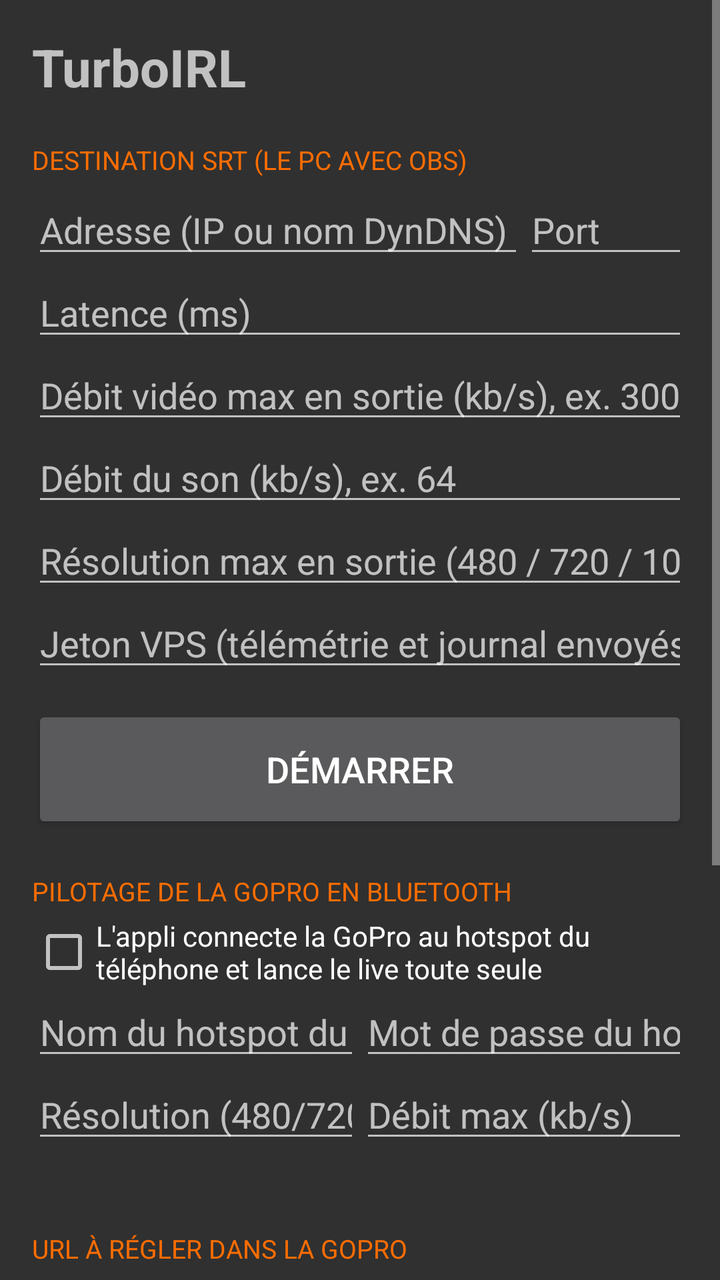
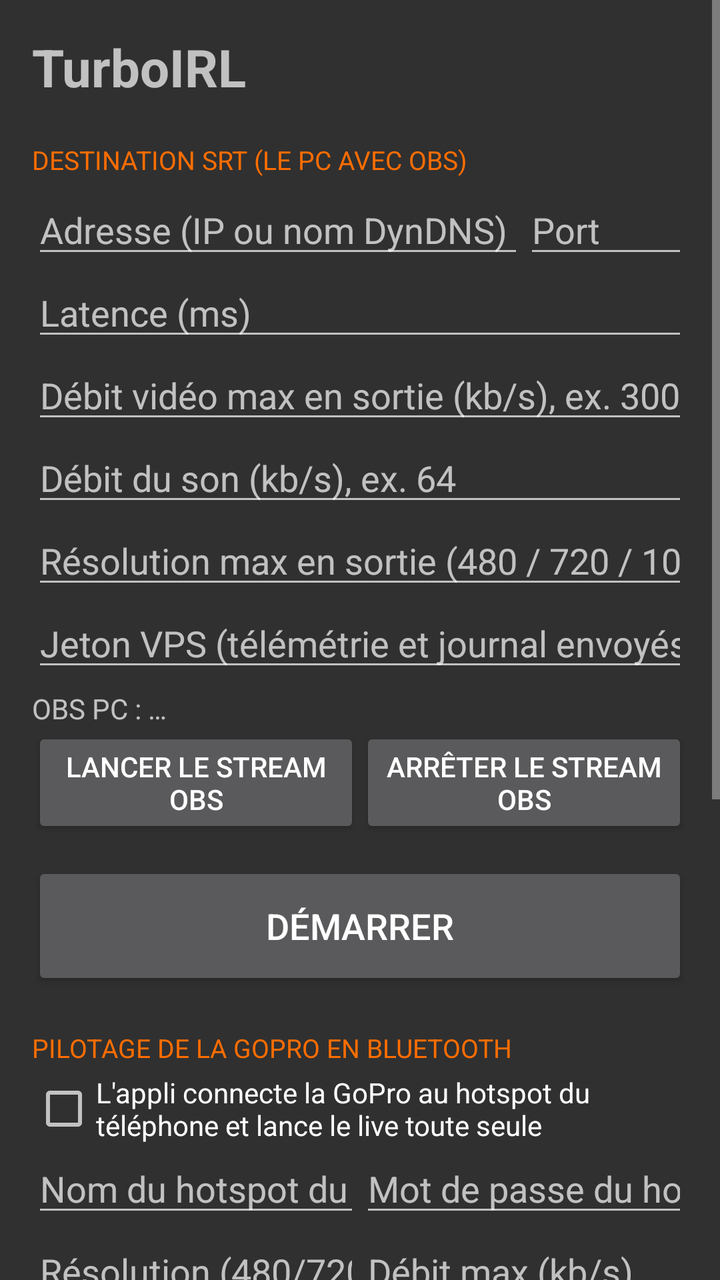

An Android layout rendered at two revisions. The XML below is the earlier revision; the diff shows what the commit changed to produce the second picture.
<!-- AndroidManifest.xml: application theme AppTheme -->
<!-- res/layout/activity_main.xml -->
<?xml version="1.0" encoding="utf-8"?>
<ScrollView xmlns:android="http://schemas.android.com/apk/res/android"
    android:layout_width="match_parent"
    android:layout_height="match_parent"
    android:fitsSystemWindows="true">

    <LinearLayout
        android:layout_width="match_parent"
        android:layout_height="wrap_content"
        android:orientation="vertical"
        android:padding="16dp">

        <TextView
            android:layout_width="wrap_content"
            android:layout_height="wrap_content"
            android:text="TurboIRL"
            android:textSize="26sp"
            android:textStyle="bold" />

        <TextView
            style="@style/SectionTitle"
            android:text="Destination SRT (le PC avec OBS)" />

        <LinearLayout
            android:layout_width="match_parent"
            android:layout_height="wrap_content"
            android:orientation="horizontal">

            <EditText
                android:id="@+id/srtHost"
                android:layout_width="0dp"
                android:layout_height="wrap_content"
                android:layout_weight="3"
                android:hint="Adresse (IP ou nom DynDNS)"
                android:importantForAutofill="no"
                android:inputType="textUri"
                android:singleLine="true" />

            <EditText
                android:id="@+id/srtPort"
                android:layout_width="0dp"
                android:layout_height="wrap_content"
                android:layout_weight="1"
                android:hint="Port"
                android:importantForAutofill="no"
                android:inputType="number"
                android:singleLine="true" />
        </LinearLayout>

        <LinearLayout
            android:layout_width="match_parent"
            android:layout_height="wrap_content"
            android:orientation="horizontal">

            <EditText
                android:id="@+id/srtLatency"
                android:layout_width="0dp"
                android:layout_height="wrap_content"
                android:layout_weight="1"
                android:hint="Latence (ms)"
                android:importantForAutofill="no"
                android:inputType="number"
                android:singleLine="true" />

        </LinearLayout>

        <EditText
            android:id="@+id/outMaxKbps"
            android:layout_width="match_parent"
            android:layout_height="wrap_content"
            android:hint="Débit vidéo max en sortie (kb/s), ex. 3000"
            android:importantForAutofill="no"
            android:inputType="number"
            android:singleLine="true" />

        <EditText
            android:id="@+id/audioKbps"
            android:layout_width="match_parent"
            android:layout_height="wrap_content"
            android:hint="Débit du son (kb/s), ex. 64"
            android:importantForAutofill="no"
            android:inputType="number"
            android:singleLine="true" />

        <EditText
            android:id="@+id/outMaxHeight"
            android:layout_width="match_parent"
            android:layout_height="wrap_content"
            android:hint="Résolution max en sortie (480 / 720 / 1080)"
            android:importantForAutofill="no"
            android:inputType="number"
            android:singleLine="true" />

        <EditText
            android:id="@+id/vpsToken"
            android:layout_width="match_parent"
            android:layout_height="wrap_content"
            android:hint="Jeton VPS (télémétrie et journal envoyés automatiquement)"
            android:importantForAutofill="no"
            android:inputType="textVisiblePassword|textNoSuggestions"
            android:singleLine="true" />

        <Button
            android:id="@+id/toggle"
            android:layout_width="match_parent"
            android:layout_height="64dp"
            android:layout_marginTop="12dp"
            android:text="Démarrer"
            android:textSize="18sp" />

        <TextView
            style="@style/SectionTitle"
            android:text="Pilotage de la GoPro en Bluetooth" />

        <CheckBox
            android:id="@+id/goproEnabled"
            android:layout_width="match_parent"
            android:layout_height="wrap_content"
            android:text="L'appli connecte la GoPro au hotspot du téléphone et lance le live toute seule" />

        <LinearLayout
            android:layout_width="match_parent"
            android:layout_height="wrap_content"
            android:orientation="horizontal">

            <EditText
                android:id="@+id/goproSsid"
                android:layout_width="0dp"
                android:layout_height="wrap_content"
                android:layout_weight="1"
                android:hint="Nom du hotspot du téléphone (SSID)"
                android:importantForAutofill="no"
                android:inputType="textNoSuggestions"
                android:singleLine="true" />

            <EditText
                android:id="@+id/goproPassword"
                android:layout_width="0dp"
                android:layout_height="wrap_content"
                android:layout_weight="1"
                android:hint="Mot de passe du hotspot"
                android:importantForAutofill="no"
                android:inputType="textVisiblePassword"
                android:singleLine="true" />
        </LinearLayout>

        <LinearLayout
            android:layout_width="match_parent"
            android:layout_height="wrap_content"
            android:orientation="horizontal">

            <EditText
                android:id="@+id/goproResolution"
                android:layout_width="0dp"
                android:layout_height="wrap_content"
                android:layout_weight="1"
                android:hint="Résolution (480/720/1080)"
                android:importantForAutofill="no"
                android:inputType="number"
                android:singleLine="true" />

            <EditText
                android:id="@+id/goproMaxKbps"
                android:layout_width="0dp"
                android:layout_height="wrap_content"
                android:layout_weight="1"
                android:hint="Débit max (kb/s)"
                android:importantForAutofill="no"
                android:inputType="number"
                android:singleLine="true" />
        </LinearLayout>

        <Button
            android:id="@+id/tethering"
            android:layout_width="match_parent"
            android:layout_height="wrap_content"
            android:visibility="gone"
            android:text="Partage de connexion éteint : ouvrir les réglages" />

        <TextView
            android:id="@+id/goproStatus"
            android:layout_width="match_parent"
            android:layout_height="wrap_content"
            android:fontFamily="monospace"
            android:textSize="14sp" />

        <TextView
            style="@style/SectionTitle"
            android:text="URL à régler dans la GoPro" />

        <TextView
            android:id="@+id/rtmpUrl"
            android:layout_width="match_parent"
            android:layout_height="wrap_content"
            android:fontFamily="monospace"
            android:textIsSelectable="true"
            android:textSize="15sp" />

        <TextView
            style="@style/SectionTitle"
            android:text="État" />

        <TextView
            android:id="@+id/status"
            android:layout_width="match_parent"
            android:layout_height="wrap_content"
            android:fontFamily="monospace"
            android:textSize="14sp" />

        <Button
            android:id="@+id/battery"
            android:layout_width="match_parent"
            android:layout_height="wrap_content"
            android:layout_marginTop="12dp"
            android:text="Autoriser l'exécution en arrière-plan" />

        <TextView
            style="@style/SectionTitle"
            android:text="Journal" />

        <Button
            android:id="@+id/share"
            android:layout_width="match_parent"
            android:layout_height="wrap_content"
            android:text="Partager le journal (Discord…)" />

        <Button
            android:id="@+id/sendVps"
            android:layout_width="match_parent"
            android:layout_height="wrap_content"
            android:text="Envoyer le journal au VPS maintenant" />

        <TextView
            android:id="@+id/log"
            android:layout_width="match_parent"
            android:layout_height="wrap_content"
            android:fontFamily="monospace"
            android:textIsSelectable="true"
            android:textSize="11sp" />
    </LinearLayout>
</ScrollView>
<!-- resources referenced by this layout -->
<resources>
  <style name="SectionTitle">
          <item name="android:layout_width">wrap_content</item>
          <item name="android:layout_height">wrap_content</item>
          <item name="android:layout_marginTop">20dp</item>
          <item name="android:layout_marginBottom">4dp</item>
          <item name="android:textColor">#FF6D00</item>
          <item name="android:textSize">13sp</item>
          <item name="android:textAllCaps">true</item>
      </style>
  <style name="AppTheme" parent="android:Theme.Material.NoActionBar">
          <item name="android:colorAccent">#FF6D00</item>
      </style>
</resources>

<!-- the commit's change to res/layout/activity_main.xml (unified diff, before → after) -->
@@ -100,6 +100,33 @@
             android:inputType="textVisiblePassword|textNoSuggestions"
             android:singleLine="true" />
 
+        <TextView
+            android:id="@+id/obsStatus"
+            android:layout_width="match_parent"
+            android:layout_height="wrap_content"
+            android:paddingTop="4dp"
+            android:text="OBS PC : …" />
+
+        <LinearLayout
+            android:layout_width="match_parent"
+            android:layout_height="wrap_content"
+            android:orientation="horizontal">
+
+            <Button
+                android:id="@+id/obsStart"
+                android:layout_width="0dp"
+                android:layout_height="wrap_content"
+                android:layout_weight="1"
+                android:text="Lancer le stream OBS" />
+
+            <Button
+                android:id="@+id/obsStop"
+                android:layout_width="0dp"
+                android:layout_height="wrap_content"
+                android:layout_weight="1"
+                android:text="Arrêter le stream OBS" />
+        </LinearLayout>
+
         <Button
             android:id="@+id/toggle"
             android:layout_width="match_parent"
